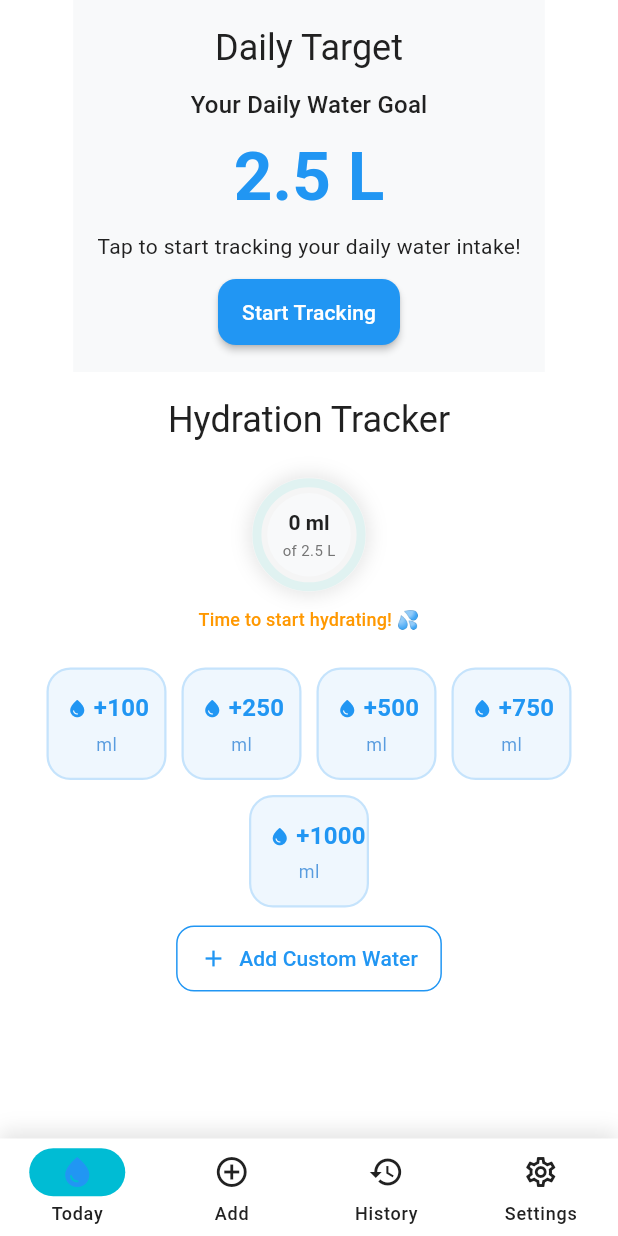
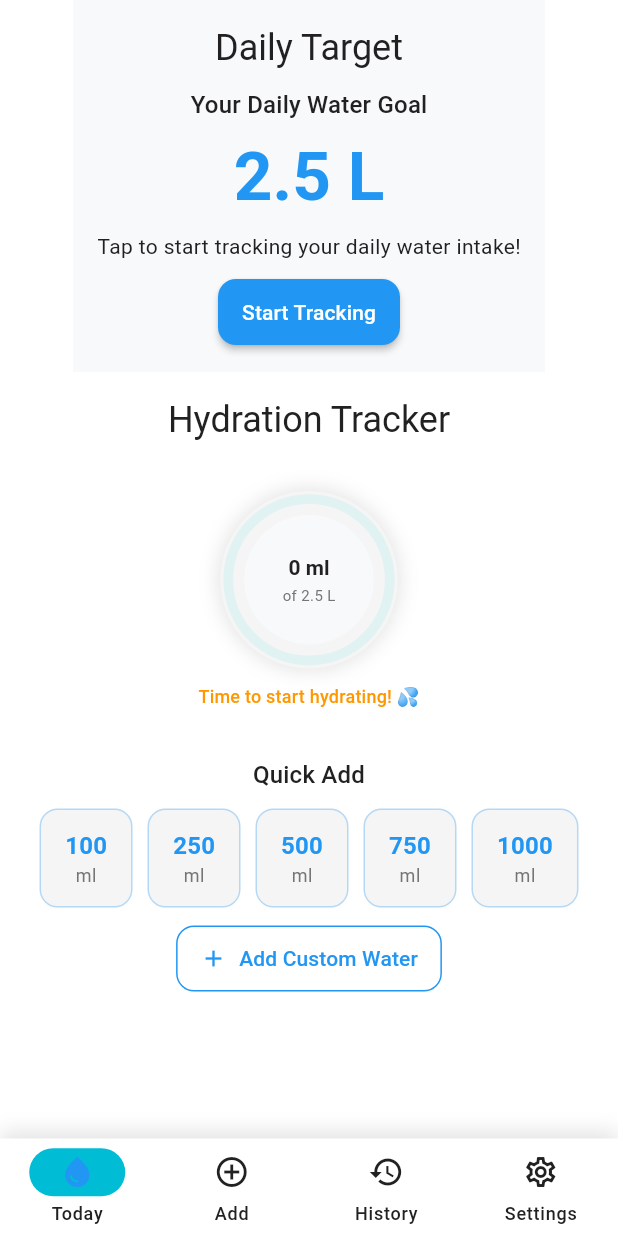
Before and after one commit to RensithUdara/AquaFlow-Mobile-App, a Flutter app: the screen it shows after launch, on a phone screen of 412 x 824 dp. Run offline on Flutter 3.47's test engine with Material 3 defaults, Android fonts, the phone set to English and light mode, and no system bars; our stand-ins replace shared_preferences; accounts and stored records are empty.

Commit message:
Refactor QuickAddButtons widget for improved layout and styling consistency

```diff
--- a/lib/views/widgets/quick_add_buttons.dart
+++ b/lib/views/widgets/quick_add_buttons.dart
@@ -16,13 +16,24 @@
 
   @override
   Widget build(BuildContext context) {
-    return Wrap(
-      alignment: WrapAlignment.spaceEvenly,
+    return Column(
+      crossAxisAlignment: CrossAxisAlignment.stretch,
+      children: [
+        Text(
+          'Quick Add',
+          style: Theme.of(context).textTheme.titleMedium,
+          textAlign: TextAlign.center,
+        ),
+        const SizedBox(height: 10),
+        Wrap(
+          alignment: WrapAlignment.center,
           spacing: 10,
           runSpacing: 10,
           children: AppConstants.quickAddAmounts.map((amount) {
             return _buildQuickAddButton(context, amount);
           }).toList(),
+        ),
+      ],
     );
   }
 
@@ -30,64 +41,41 @@
   Widget _buildQuickAddButton(BuildContext context, int amount) {
     final isDarkMode = Theme.of(context).brightness == Brightness.dark;
 
-    return Material(
-      color: Colors.transparent,
-      child: InkWell(
+    return InkWell(
       onTap: () => onAmountSelected(amount),
-        borderRadius: BorderRadius.circular(16),
+      borderRadius: BorderRadius.circular(12),
       child: Container(
-          width: 80,
-          padding: const EdgeInsets.symmetric(horizontal: 12, vertical: 14),
+        padding: const EdgeInsets.symmetric(horizontal: 16, vertical: 12),
         decoration: BoxDecoration(
           color: isDarkMode
-                ? AppColors.deepBlue.withOpacity(0.15)
-                : AppColors.lightBlue.withOpacity(0.1),
-            borderRadius: BorderRadius.circular(16),
+              ? AppColors.darkSurfaceBackground
+              : AppColors.lightSurfaceBackground,
+          borderRadius: BorderRadius.circular(12),
           border: Border.all(
-              color: isDarkMode
-                  ? AppColors.deepBlue.withOpacity(0.3)
-                  : AppColors.lightBlue.withOpacity(0.3),
-              width: 1.5,
+            color: AppColors.primaryBlue.withOpacity(0.3),
+            width: 1,
           ),
         ),
         child: Column(
-            mainAxisSize: MainAxisSize.min,
           children: [
-              Row(
-                mainAxisSize: MainAxisSize.min,
-                children: [
-                  Icon(
-                    Icons.water_drop_rounded,
-                    color: isDarkMode
-                        ? AppColors.lightBlue
-                        : AppColors.primaryBlue,
-                    size: 14,
-                  ),
-                  const SizedBox(width: 4),
             Text(
-                    '+$amount',
+              '$amount',
               style: Theme.of(context).textTheme.titleMedium?.copyWith(
                     fontWeight: FontWeight.bold,
-                          color: isDarkMode
-                              ? AppColors.lightBlue
-                              : AppColors.primaryBlue,
+                    color: AppColors.primaryBlue,
                   ),
             ),
-                ],
-              ),
-              const SizedBox(height: 4),
             Text(
               'ml',
               style: Theme.of(context).textTheme.bodySmall?.copyWith(
                     color: isDarkMode
-                          ? AppColors.lightBlue.withOpacity(0.7)
-                          : AppColors.deepBlue.withOpacity(0.7),
+                        ? AppColors.darkSecondaryText
+                        : AppColors.lightSecondaryText,
                   ),
             ),
           ],
         ),
       ),
-      ),
     );
   }
 }
```
Lines whose indentation alone changed are shown as unchanged.
